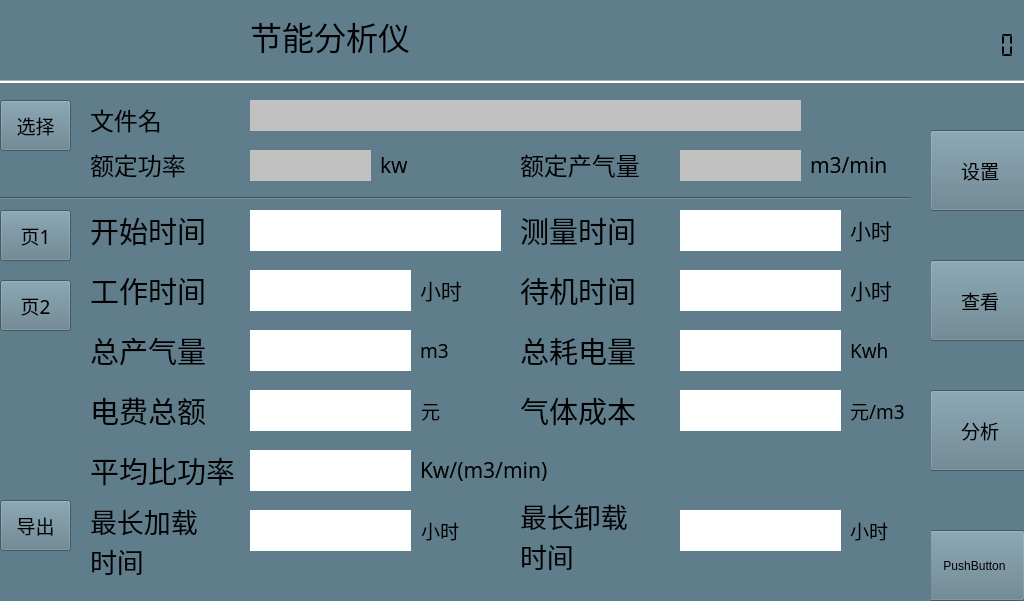
Old version of the form mainwindow.ui in the repository alphonso64/EnergyBox.
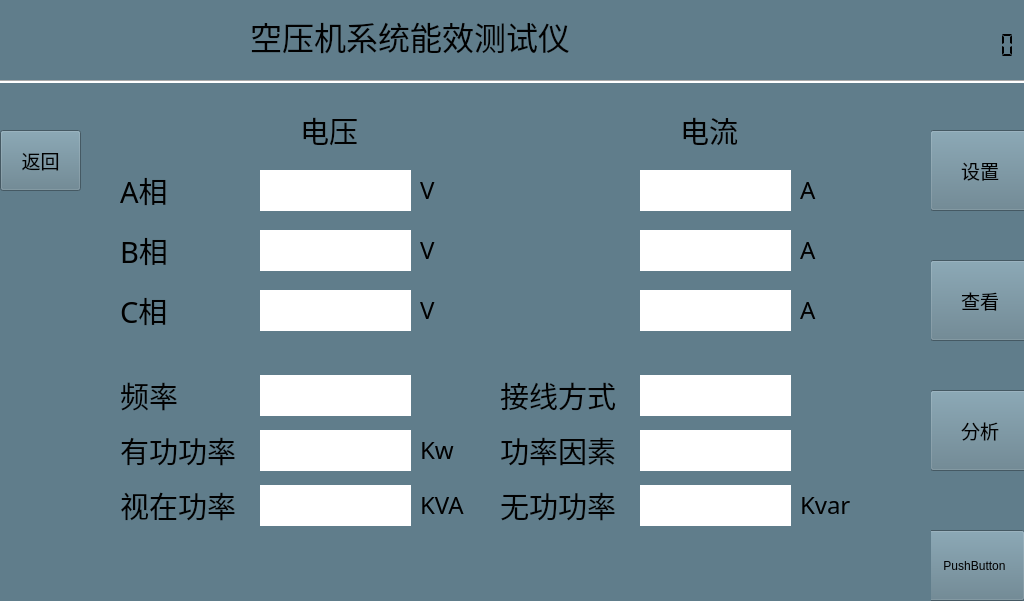
New version of the form. Icons and pictures are not drawn.

Patch:
```diff
--- a/mainwindow.ui
+++ b/mainwindow.ui
@@ -43,7 +43,7 @@
      <rect>
       <x>250</x>
       <y>15</y>
-      <width>241</width>
+      <width>331</width>
       <height>41</height>
      </rect>
     </property>
@@ -56,7 +56,7 @@
      </font>
     </property>
     <property name="text">
-     <string>节能分析仪</string>
+     <string>空压机系统能效测试仪</string>
     </property>
    </widget>
    <widget class="QLabel" name="label_2">
@@ -256,9 +256,9 @@
      <property name="geometry">
       <rect>
        <x>0</x>
-       <y>40</y>
-       <width>71</width>
-       <height>51</height>
+       <y>30</y>
+       <width>81</width>
+       <height>61</height>
       </rect>
      </property>
      <property name="font">
@@ -634,8 +634,8 @@
       <rect>
        <x>0</x>
        <y>140</y>
-       <width>71</width>
-       <height>51</height>
+       <width>81</width>
+       <height>61</height>
       </rect>
      </property>
      <property name="font">
@@ -655,9 +655,9 @@
      <property name="geometry">
       <rect>
        <x>0</x>
-       <y>210</y>
-       <width>71</width>
-       <height>51</height>
+       <y>220</y>
+       <width>81</width>
+       <height>61</height>
       </rect>
      </property>
      <property name="font">
@@ -676,9 +676,9 @@
     <widget class="QWidget" name="widget_3" native="true">
      <property name="geometry">
       <rect>
-       <x>70</x>
+       <x>80</x>
        <y>0</y>
-       <width>861</width>
+       <width>851</width>
        <height>511</height>
       </rect>
      </property>
@@ -2399,9 +2399,9 @@
      <property name="geometry">
       <rect>
        <x>0</x>
-       <y>120</y>
-       <width>71</width>
-       <height>51</height>
+       <y>140</y>
+       <width>81</width>
+       <height>61</height>
       </rect>
      </property>
      <property name="font">
@@ -2421,9 +2421,9 @@
      <property name="geometry">
       <rect>
        <x>0</x>
-       <y>190</y>
-       <width>71</width>
-       <height>51</height>
+       <y>220</y>
+       <width>81</width>
+       <height>61</height>
       </rect>
      </property>
      <property name="font">
@@ -2443,9 +2443,9 @@
      <property name="geometry">
       <rect>
        <x>0</x>
-       <y>10</y>
-       <width>71</width>
-       <height>51</height>
+       <y>30</y>
+       <width>81</width>
+       <height>61</height>
       </rect>
      </property>
      <property name="font">
@@ -2498,8 +2498,8 @@
     <zorder>pushButton_13</zorder>
     <zorder>pushButton_14</zorder>
     <zorder>pushButton_19</zorder>
-    <zorder>widget_8</zorder>
     <zorder>widget_4</zorder>
+    <zorder>widget_8</zorder>
    </widget>
    <widget class="QPushButton" name="pushButton_5">
     <property name="geometry">
@@ -3151,16 +3151,16 @@
      <rect>
       <x>0</x>
       <y>90</y>
-      <width>900</width>
+      <width>931</width>
       <height>510</height>
      </rect>
     </property>
     <widget class="QLabel" name="label_IPower_name_5">
      <property name="geometry">
       <rect>
-       <x>170</x>
-       <y>70</y>
-       <width>51</width>
+       <x>120</x>
+       <y>80</y>
+       <width>121</width>
        <height>40</height>
       </rect>
      </property>
@@ -3177,8 +3177,8 @@
     <widget class="QLabel" name="label_voltage_a_content">
      <property name="geometry">
       <rect>
-       <x>240</x>
-       <y>70</y>
+       <x>260</x>
+       <y>80</y>
        <width>151</width>
        <height>41</height>
       </rect>
@@ -3199,9 +3199,9 @@
     <widget class="QLabel" name="label_IPower_name_6">
      <property name="geometry">
       <rect>
-       <x>170</x>
-       <y>130</y>
-       <width>51</width>
+       <x>120</x>
+       <y>140</y>
+       <width>121</width>
        <height>40</height>
       </rect>
      </property>
@@ -3218,8 +3218,8 @@
     <widget class="QLabel" name="label_voltage_b_content">
      <property name="geometry">
       <rect>
-       <x>240</x>
-       <y>130</y>
+       <x>260</x>
+       <y>140</y>
        <width>151</width>
        <height>41</height>
       </rect>
@@ -3240,9 +3240,9 @@
     <widget class="QLabel" name="label_IPower_name_7">
      <property name="geometry">
       <rect>
-       <x>170</x>
-       <y>190</y>
-       <width>51</width>
+       <x>120</x>
+       <y>200</y>
+       <width>121</width>
        <height>40</height>
       </rect>
      </property>
@@ -3259,8 +3259,8 @@
     <widget class="QLabel" name="label_voltage_c_content">
      <property name="geometry">
       <rect>
-       <x>240</x>
-       <y>190</y>
+       <x>260</x>
+       <y>200</y>
        <width>151</width>
        <height>41</height>
       </rect>
@@ -3281,8 +3281,8 @@
     <widget class="QLabel" name="label_current_c_content">
      <property name="geometry">
       <rect>
-       <x>620</x>
-       <y>190</y>
+       <x>640</x>
+       <y>200</y>
        <width>151</width>
        <height>41</height>
       </rect>
@@ -3303,8 +3303,8 @@
     <widget class="QLabel" name="label_current_b_content">
      <property name="geometry">
       <rect>
-       <x>620</x>
-       <y>130</y>
+       <x>640</x>
+       <y>140</y>
        <width>151</width>
        <height>41</height>
       </rect>
@@ -3325,8 +3325,8 @@
     <widget class="QLabel" name="label_current_a_content">
      <property name="geometry">
       <rect>
-       <x>620</x>
-       <y>70</y>
+       <x>640</x>
+       <y>80</y>
        <width>151</width>
        <height>41</height>
       </rect>
@@ -3347,8 +3347,8 @@
     <widget class="QLabel" name="label_IPower_name_8">
      <property name="geometry">
       <rect>
-       <x>280</x>
-       <y>10</y>
+       <x>300</x>
+       <y>20</y>
        <width>61</width>
        <height>40</height>
       </rect>
@@ -3366,8 +3366,8 @@
     <widget class="QLabel" name="label_IPower_name_12">
      <property name="geometry">
       <rect>
-       <x>660</x>
-       <y>10</y>
+       <x>680</x>
+       <y>20</y>
        <width>61</width>
        <height>40</height>
       </rect>
@@ -3385,8 +3385,8 @@
     <widget class="QLabel" name="label_IPower_name_15">
      <property name="geometry">
       <rect>
-       <x>400</x>
-       <y>70</y>
+       <x>420</x>
+       <y>80</y>
        <width>41</width>
        <height>40</height>
       </rect>
@@ -3404,8 +3404,8 @@
     <widget class="QLabel" name="label_IPower_name_16">
      <property name="geometry">
       <rect>
-       <x>400</x>
-       <y>130</y>
+       <x>420</x>
+       <y>140</y>
        <width>41</width>
        <height>40</height>
       </rect>
@@ -3423,8 +3423,8 @@
     <widget class="QLabel" name="label_IPower_name_17">
      <property name="geometry">
       <rect>
-       <x>400</x>
-       <y>190</y>
+       <x>420</x>
+       <y>200</y>
        <width>41</width>
        <height>40</height>
       </rect>
@@ -3442,8 +3442,8 @@
     <widget class="QLabel" name="label_IPower_name_18">
      <property name="geometry">
       <rect>
-       <x>780</x>
-       <y>70</y>
+       <x>800</x>
+       <y>80</y>
        <width>41</width>
        <height>40</height>
       </rect>
@@ -3461,8 +3461,8 @@
     <widget class="QLabel" name="label_IPower_name_19">
      <property name="geometry">
       <rect>
-       <x>780</x>
-       <y>130</y>
+       <x>800</x>
+       <y>140</y>
        <width>41</width>
        <height>40</height>
       </rect>
@@ -3480,8 +3480,8 @@
     <widget class="QLabel" name="label_IPower_name_20">
      <property name="geometry">
       <rect>
-       <x>780</x>
-       <y>190</y>
+       <x>800</x>
+       <y>200</y>
        <width>41</width>
        <height>40</height>
       </rect>
@@ -3499,8 +3499,8 @@
     <widget class="QLabel" name="label_IPower_name_21">
      <property name="geometry">
       <rect>
-       <x>100</x>
-       <y>305</y>
+       <x>120</x>
+       <y>285</y>
        <width>111</width>
        <height>40</height>
       </rect>
@@ -3518,8 +3518,8 @@
     <widget class="QLabel" name="label_frequency_content">
      <property name="geometry">
       <rect>
-       <x>240</x>
-       <y>305</y>
+       <x>260</x>
+       <y>285</y>
        <width>151</width>
        <height>41</height>
       </rect>
@@ -3540,8 +3540,8 @@
     <widget class="QLabel" name="label_IPower_name_23">
      <property name="geometry">
       <rect>
-       <x>480</x>
-       <y>305</y>
+       <x>500</x>
+       <y>340</y>
        <width>121</width>
        <height>40</height>
       </rect>
@@ -3559,8 +3559,8 @@
     <widget class="QLabel" name="label_power_factor_content">
      <property name="geometry">
       <rect>
-       <x>620</x>
-       <y>305</y>
+       <x>640</x>
+       <y>340</y>
        <width>151</width>
        <height>41</height>
       </rect>
@@ -3581,8 +3581,8 @@
     <widget class="QLabel" name="label_IPower_name_25">
      <property name="geometry">
       <rect>
-       <x>100</x>
-       <y>360</y>
+       <x>120</x>
+       <y>340</y>
        <width>121</width>
        <height>40</height>
       </rect>
@@ -3600,8 +3600,8 @@
     <widget class="QLabel" name="label_active_power_content">
      <property name="geometry">
       <rect>
-       <x>240</x>
-       <y>360</y>
+       <x>260</x>
+       <y>340</y>
        <width>151</width>
        <height>41</height>
       </rect>
@@ -3622,8 +3622,8 @@
     <widget class="QLabel" name="label_IPower_name_26">
      <property name="geometry">
       <rect>
-       <x>400</x>
-       <y>360</y>
+       <x>420</x>
+       <y>340</y>
        <width>41</width>
        <height>40</height>
       </rect>
@@ -3641,8 +3641,8 @@
     <widget class="QLabel" name="label_IPower_name_27">
      <property name="geometry">
       <rect>
-       <x>480</x>
-       <y>360</y>
+       <x>500</x>
+       <y>395</y>
        <width>121</width>
        <height>40</height>
       </rect>
@@ -3660,8 +3660,8 @@
     <widget class="QLabel" name="label_reactive_power_content">
      <property name="geometry">
       <rect>
-       <x>620</x>
-       <y>360</y>
+       <x>640</x>
+       <y>395</y>
        <width>151</width>
        <height>41</height>
       </rect>
@@ -3682,8 +3682,8 @@
     <widget class="QLabel" name="label_IPower_name_28">
      <property name="geometry">
       <rect>
-       <x>780</x>
-       <y>360</y>
+       <x>800</x>
+       <y>395</y>
        <width>61</width>
        <height>40</height>
       </rect>
@@ -3701,8 +3701,8 @@
     <widget class="QLabel" name="label_IPower_name_29">
      <property name="geometry">
       <rect>
-       <x>400</x>
-       <y>415</y>
+       <x>420</x>
+       <y>395</y>
        <width>51</width>
        <height>40</height>
       </rect>
@@ -3720,8 +3720,8 @@
     <widget class="QLabel" name="label_IPower_name_30">
      <property name="geometry">
       <rect>
-       <x>100</x>
-       <y>415</y>
+       <x>120</x>
+       <y>395</y>
        <width>121</width>
        <height>40</height>
       </rect>
@@ -3739,8 +3739,8 @@
     <widget class="QLabel" name="label_apparent_power_content">
      <property name="geometry">
       <rect>
-       <x>240</x>
-       <y>415</y>
+       <x>260</x>
+       <y>395</y>
        <width>151</width>
        <height>41</height>
       </rect>
@@ -3758,19 +3758,6 @@
       <string/>
      </property>
     </widget>
-    <widget class="Line" name="line_5">
-     <property name="geometry">
-      <rect>
-       <x>0</x>
-       <y>270</y>
-       <width>921</width>
-       <height>16</height>
-      </rect>
-     </property>
-     <property name="orientation">
-      <enum>Qt::Horizontal</enum>
-     </property>
-    </widget>
     <widget class="QPushButton" name="pushButton_8">
      <property name="geometry">
       <rect>
@@ -3793,6 +3780,47 @@
       <string>返回</string>
      </property>
     </widget>
+    <widget class="QLabel" name="label_IPower_name_24">
+     <property name="geometry">
+      <rect>
+       <x>500</x>
+       <y>285</y>
+       <width>121</width>
+       <height>40</height>
+      </rect>
+     </property>
+     <property name="font">
+      <font>
+       <family>微软雅黑</family>
+       <pointsize>22</pointsize>
+      </font>
+     </property>
+     <property name="text">
+      <string>接线方式</string>
+     </property>
+    </widget>
+    <widget class="QLabel" name="label_linetype_content">
+     <property name="geometry">
+      <rect>
+       <x>640</x>
+       <y>285</y>
+       <width>151</width>
+       <height>41</height>
+      </rect>
+     </property>
+     <property name="font">
+      <font>
+       <family>微软雅黑</family>
+       <pointsize>18</pointsize>
+      </font>
+     </property>
+     <property name="styleSheet">
+      <string notr="true">background-color: rgb(255, 255, 255);</string>
+     </property>
+     <property name="text">
+      <string/>
+     </property>
+    </widget>
    </widget>
    <widget class="QWidget" name="widget_7" native="true">
     <property name="geometry">
@@ -4202,11 +4230,11 @@
    <zorder>lcdNumber_clock</zorder>
    <zorder>pushButton_10</zorder>
    <zorder>label_3</zorder>
+   <zorder>widget_7</zorder>
    <zorder>widget</zorder>
+   <zorder>widget_5</zorder>
    <zorder>widget_2</zorder>
-   <zorder>widget_7</zorder>
    <zorder>widget_6</zorder>
-   <zorder>widget_5</zorder>
   </widget>
  </widget>
  <layoutdefault spacing="6" margin="11"/>
```
